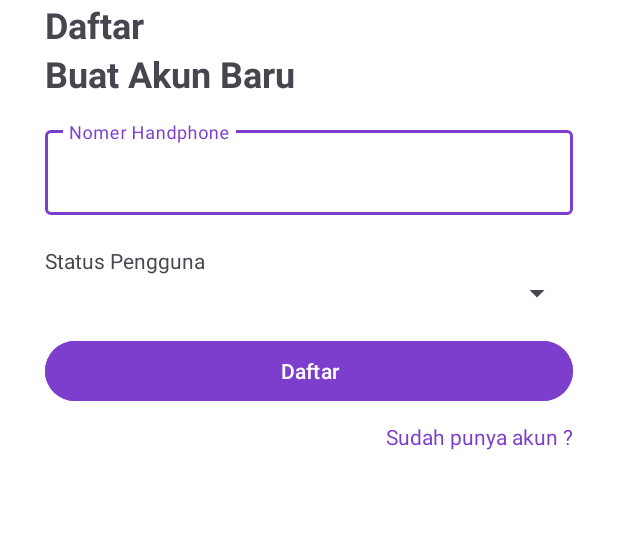
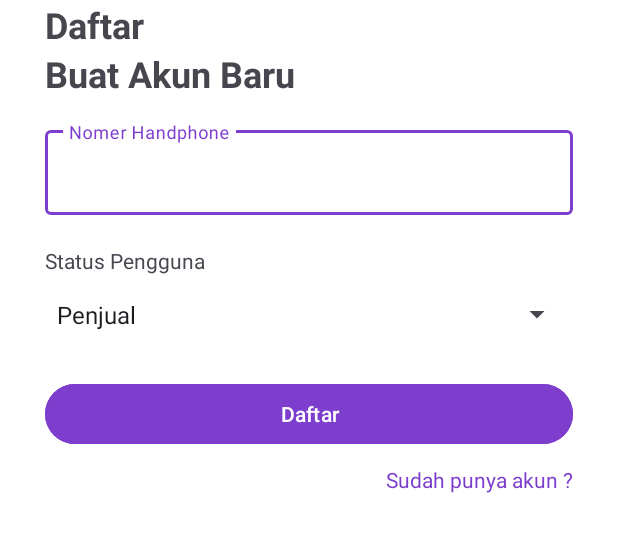
Before and after one commit to innoji26/NoCash-Project, an Android app: the RegistrasiActivity screen opened directly, with no data from a screen before it, on a phone screen of 412 x 824 dp, the part 366-918 px from its top. Run offline under Robolectric (Android 15) with nearby library versions, the phone set to English and light mode, and no system bars.

```diff
--- a/app/src/main/java/com/beranidigital/nocash/ui/LoginActivity.kt
+++ b/app/src/main/java/com/beranidigital/nocash/ui/LoginActivity.kt
@@ -2,9 +2,8 @@ package com.beranidigital.nocash.ui
 
 import android.content.Intent
 import android.graphics.Paint
+import android.os.Bundle
 import androidx.appcompat.app.AppCompatActivity
-import android.os.Bundle
-import com.beranidigital.nocash.R
 import com.beranidigital.nocash.databinding.ActivityLoginBinding
 import com.beranidigital.nocash.ui.otp.OtpActivity
 import com.beranidigital.nocash.ui.registrasi.RegistrasiActivity
--- a/app/src/main/java/com/beranidigital/nocash/ui/otp/OtpActivity.kt
+++ b/app/src/main/java/com/beranidigital/nocash/ui/otp/OtpActivity.kt
@@ -9,7 +9,7 @@ import com.beranidigital.nocash.ui.main_navigation.MainHomeActivity
 import com.google.android.material.snackbar.Snackbar
 
 class OtpActivity: AppCompatActivity() {
-    private lateinit var binding: ActivityOtpBinding;
+    private lateinit var binding: ActivityOtpBinding
 
     override fun onCreate(savedInstanceState: Bundle?) {
         super.onCreate(savedInstanceState)
--- /dev/null
+++ b/app/src/main/res/layout/item_spinner.xml
@@ -0,0 +1,13 @@
+<?xml version="1.0" encoding="utf-8"?>
+<TextView xmlns:android="http://schemas.android.com/apk/res/android"
+    xmlns:tools="http://schemas.android.com/tools"
+    android:layout_width="match_parent"
+    android:layout_height="wrap_content"
+    android:padding="15dp"
+    android:id="@android:id/text1"
+    style="?android:attr/spinnerItemStyle"
+    android:singleLine="true"
+    android:ellipsize="marquee"
+    android:textAlignment="inherit"
+    tools:text="Penjual"
+    />
```
